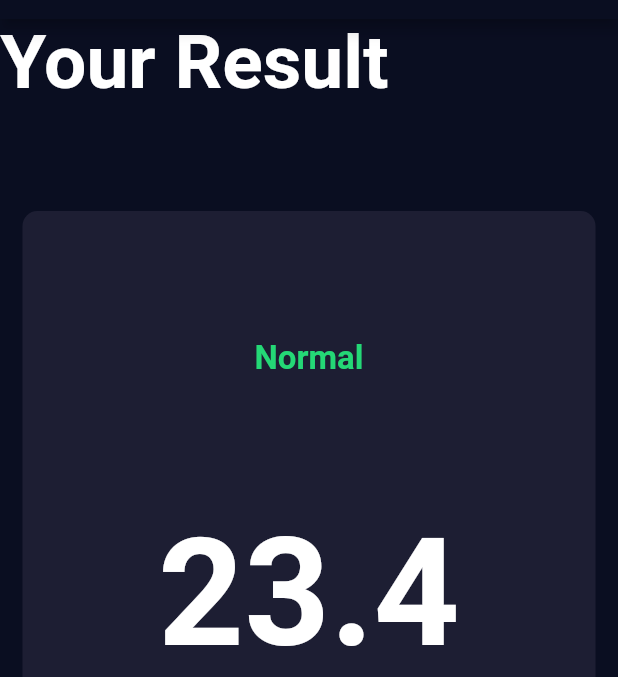
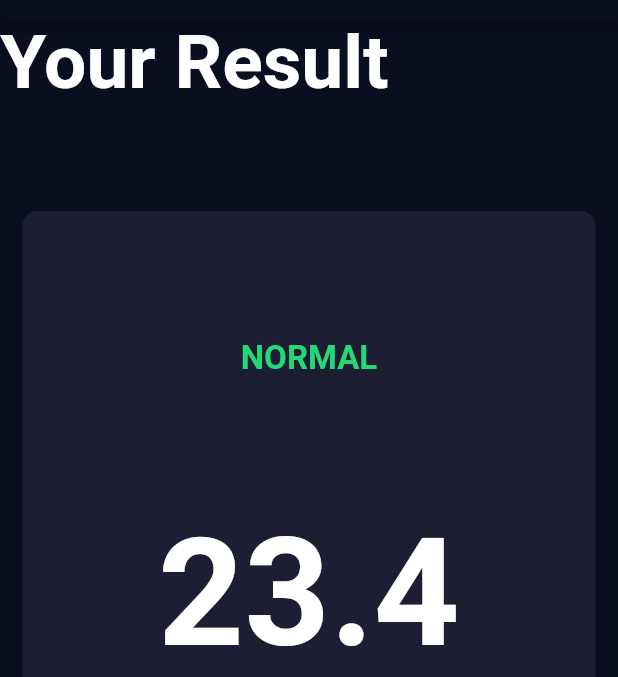
Before and after one commit to ishank007/BMI-Calculator, a Flutter app: the screen it shows after launch, after a tap on "CALCULATE", on a phone screen of 412 x 824 dp, the part 65-742 px from its top. Run offline on Flutter 3.47's test engine with Material 2 defaults, Android fonts, the phone set to English and light mode, and no system bars; our stand-ins replace font_awesome_flutter.

Commit message:
'firscommit'

```diff
--- a/lib/CalculatorBrain.dart
+++ b/lib/CalculatorBrain.dart
@@ -12,11 +12,11 @@ class CalculatorBrain {
 
   String result() {
     if (_bmi >= 25) {
-      return 'Overweight';
+      return 'OVERWEIGHT';
     } else if (_bmi >= 18.5) {
-      return 'Normal';
+      return 'NORMAL';
     } else {
-      return 'UnderWeight';
+      return 'UNDERWEIGHT';
     }
   }
 
```
Also changed, not shown: 16 other files.
